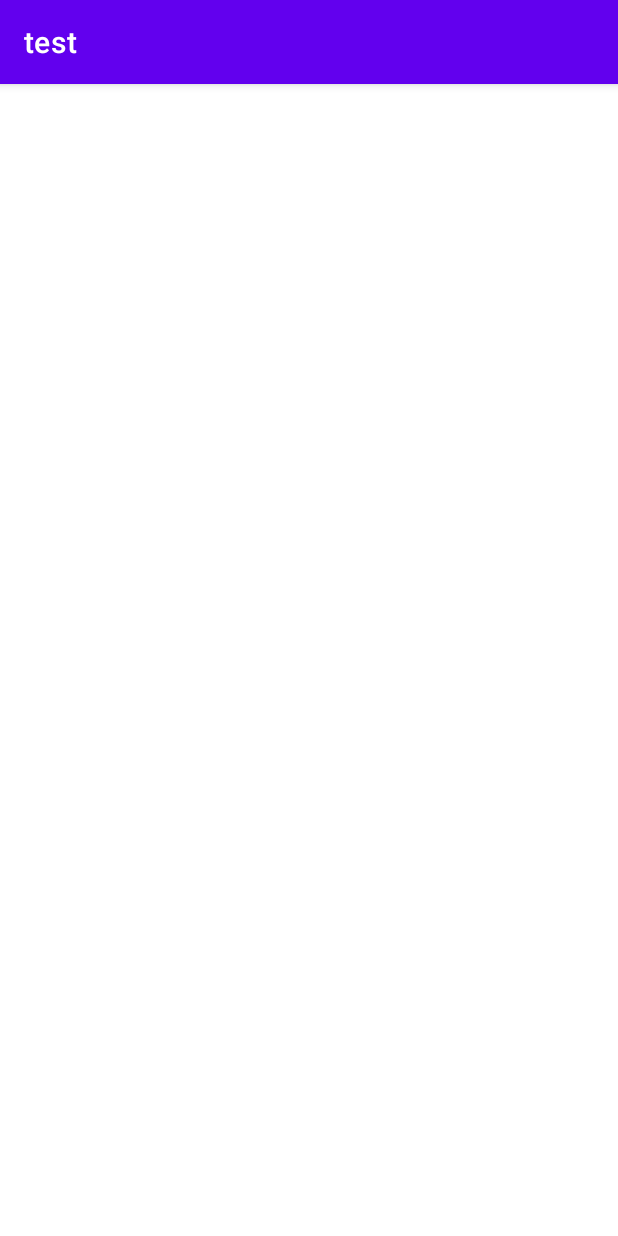
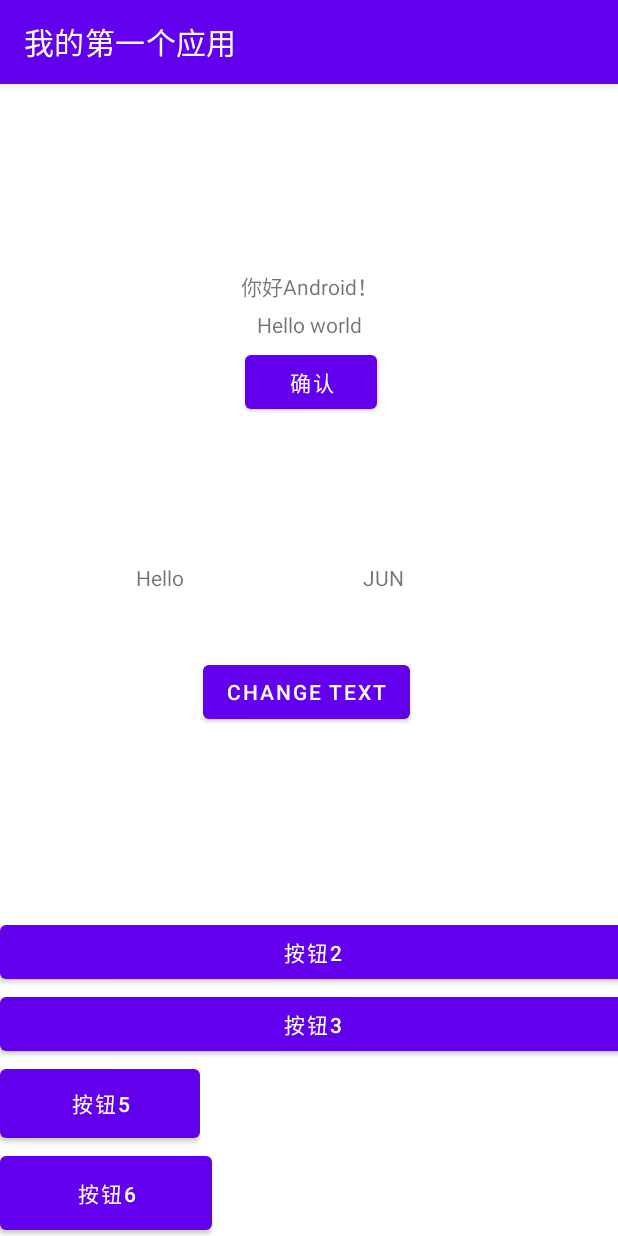
Before and after one commit to 2qinxue/zhenghoujin2021102274, an Android app: the screen it shows after launch (MainActivity), on a phone screen of 412 x 824 dp. Run offline under Robolectric (Android 15) with nearby library versions, the light colour scheme and no system bars.

Commit message:
myFirstApplication

```diff
--- a/app/build.gradle.kts
+++ b/app/build.gradle.kts
@@ -3,11 +3,11 @@ plugins {
 }
 
 android {
-    namespace = "com.jnu.test"
+    namespace = "com.jnu.student"
     compileSdk = 33
 
     defaultConfig {
-        applicationId = "com.jnu.test"
+        applicationId = "com.jnu.student"
         minSdk = 24
         targetSdk = 33
         versionCode = 1
--- a/app/src/main/AndroidManifest.xml
+++ b/app/src/main/AndroidManifest.xml
@@ -10,7 +10,7 @@
         android:label="@string/app_name"
         android:roundIcon="@mipmap/ic_launcher_round"
         android:supportsRtl="true"
-        android:theme="@style/Theme.Test"
+        android:theme="@style/Theme.MyFirstApplication"
         tools:targetApi="31">
         <activity
             android:name=".MainActivity"
--- /dev/null
+++ b/app/src/main/java/com/jnu/student/MainActivity.java
@@ -0,0 +1,102 @@
+package com.jnu.student;
+import android.annotation.SuppressLint;
+import android.os.Bundle;
+import android.util.Log;
+import android.view.View;
+import android.widget.Button;
+import android.widget.ImageView;
+import android.widget.TextView;
+import android.widget.Toast;
+
+import androidx.appcompat.app.AlertDialog;
+import androidx.appcompat.app.AppCompatActivity;
+public class MainActivity extends AppCompatActivity implements View.OnClickListener {
+//    private int[] imageIDArray={R.drawable.p1,R.drawable.p2,
+//            R.drawable.p3,R.drawable.p4,R.drawable.p5};
+    private Button myButton3,myButton4,myButton5;
+//    private int imageIDArrayCurrentIndex;
+//    private ImageView imageViewFunny;
+//    public MainActivity()
+//    {
+//        imageIDArrayCurrentIndex=0;
+//    }
+    @Override
+    protected void onCreate(Bundle savedInstanceState) {
+//        Log.i("MainActivity","enter onCreate");
+        super.onCreate(savedInstanceState);
+        setContentView(R.layout.activity_main);
+        TextView textView=new TextView(this);
+        TextView textView1=findViewById(R.id.text_vciew_hellow_world);
+        textView.setText(textView1.getText().toString());
+        Button myButton = findViewById(R.id.button2);
+        myButton.setOnClickListener(new View.OnClickListener() {
+            @Override
+            public void onClick(View v) {
+                myButton.setText("你玩了");
+                Toast.makeText(MainActivity.this,"中病毒啦",Toast.LENGTH_SHORT).show();
+            }
+        });
+        Button myButton1 = findViewById(R.id.button);
+        myButton1.setOnClickListener(new View.OnClickListener() {
+            @Override
+            public void onClick(View v) {
+                myButton1.setText("点击了");
+            }
+        });
+
+        Button myButton2 = findViewById(R.id.button4);
+        myButton2.setOnClickListener(new View.OnClickListener() {
+            @Override
+            public void onClick(View v) {
+                TextView textView=findViewById(R.id.textView2);
+                TextView textView1=findViewById(R.id.textView3);
+                String temp=textView1.getText().toString();
+                String temp1=textView.getText().toString();
+                textView.setText(temp);
+                textView1.setText(temp1);
+                AlertDialog dialog=new AlertDialog.Builder(MainActivity.this).create();
+                dialog.setTitle("交换成功");
+                dialog.show();
+                Toast.makeText(MainActivity.this, "交换成功", Toast.LENGTH_SHORT).show();
+            }
+        });
+
+        myButton3=findViewById(R.id.button3);
+        myButton4=findViewById(R.id.button5);
+        myButton5=findViewById(R.id.button6);
+
+        myButton4.setOnClickListener(this);
+        myButton5.setOnClickListener(this);
+
+//        imageViewFunny=findViewById(R.id.imageView);
+    }
+    public void handleButtonClick(View view) {
+
+        myButton3.setText("Button3已经点击了");
+        // 处理按钮点击事件的代码
+    }
+    public void onClick(View v) {
+        if(v.getId()==R.id.button5){
+            myButton4.setText("Button5已经点击了");
+
+            }
+        else if(v.getId()==R.id.button6){
+            myButton5.setText("Button6已经点击了");
+        }
+    }
+//    ImageView imageView;
+//    private class ButtonOnClickListener implements View.OnClickListener{
+//        @Override
+//        public void onClick(View v) {
+//            if (((Button)v).getText()=="按钮5"){
+//                imageIDArrayCurrentIndex ++;
+//            }
+//            else if(v==myButton5)
+//            {
+//                imageIDArrayCurrentIndex--;
+////                imageView.setImageResource(imageIDArray[imageIDArrayCurrentIndex]);
+//            }
+//            imageIDArrayCurrentIndex = imageIDArrayCurrentIndex % imageIDArray.length;
+//        }
+//    }
+}
--- a/app/src/main/res/layout/activity_main.xml
+++ b/app/src/main/res/layout/activity_main.xml
@@ -6,4 +6,144 @@
     android:layout_height="match_parent"
     tools:context=".MainActivity">
 
+    <Button
+        android:id="@+id/button"
+        android:layout_width="wrap_content"
+        android:layout_height="wrap_content"
+        android:onClick="handleButtonClick"
+        android:text="@string/Button_view"
+        app:layout_constraintBottom_toBottomOf="parent"
+        app:layout_constraintEnd_toEndOf="parent"
+        app:layout_constraintHorizontal_bias="0.504"
+        app:layout_constraintStart_toStartOf="parent"
+        app:layout_constraintTop_toTopOf="parent"
+        app:layout_constraintVertical_bias="0.243" />
+
+    <ImageView
+        android:id="@+id/imageView"
+        android:layout_width="91dp"
+        android:layout_height="81dp"
+        app:layout_constraintBottom_toBottomOf="@+id/button"
+        app:layout_constraintEnd_toEndOf="parent"
+        app:layout_constraintHorizontal_bias="0.498"
+        app:layout_constraintStart_toStartOf="parent"
+        app:layout_constraintTop_toTopOf="parent"
+        app:layout_constraintVertical_bias="0.095"
+        tools:srcCompat="@tools:sample/avatars" />
+
+    <LinearLayout
+        android:id="@+id/linearLayout"
+        android:layout_width="416dp"
+        android:layout_height="213dp"
+        android:orientation="vertical"
+        app:layout_constraintBottom_toBottomOf="parent"
+        app:layout_constraintEnd_toEndOf="parent"
+        app:layout_constraintHorizontal_bias="0.0"
+        app:layout_constraintStart_toStartOf="parent"
+        app:layout_constraintTop_toBottomOf="@+id/button"
+        app:layout_constraintVertical_bias="1.0">
+
+        <Button
+            android:id="@+id/button2"
+            android:layout_width="match_parent"
+            android:layout_height="wrap_content"
+            android:text="按钮2" />
+
+        <Button
+            android:id="@+id/button3"
+            android:layout_width="match_parent"
+            android:layout_height="wrap_content"
+            android:text="按钮3"
+            android:onClick="handleButtonClick"/>
+
+        <LinearLayout
+            android:layout_width="wrap_content"
+            android:layout_height="wrap_content"
+            android:orientation="horizontal">
+
+            <Button
+                android:id="@+id/button5"
+                android:layout_width="133dp"
+                android:layout_height="58dp"
+                android:text="按钮5" />
+
+        </LinearLayout>
+
+        <Button
+            android:id="@+id/button6"
+            android:layout_width="141dp"
+            android:layout_height="61dp"
+            android:text="按钮6" />
+
+    </LinearLayout>
+
+    <TextView
+        android:id="@+id/text_vciew_hellow_world"
+        android:layout_width="wrap_content"
+        android:layout_height="wrap_content"
+        android:text="你好Android！"
+        app:layout_constraintBottom_toTopOf="@+id/button"
+        app:layout_constraintEnd_toEndOf="parent"
+        app:layout_constraintStart_toStartOf="parent"
+        app:layout_constraintTop_toBottomOf="@+id/imageView" />
+
+    <TextView
+        android:id="@+id/textView"
+        android:layout_width="wrap_content"
+        android:layout_height="wrap_content"
+        android:text="@string/text_view"
+        app:layout_constraintBottom_toTopOf="@+id/button"
+        app:layout_constraintEnd_toEndOf="parent"
+        app:layout_constraintStart_toStartOf="parent"
+        app:layout_constraintTop_toBottomOf="@+id/text_vciew_hellow_world" />
+
+    <androidx.constraintlayout.widget.ConstraintLayout
+        android:layout_width="409dp"
+        android:layout_height="126dp"
+        android:layout_marginTop="1dp"
+        app:layout_constraintBottom_toTopOf="@+id/linearLayout"
+        app:layout_constraintEnd_toEndOf="parent"
+        app:layout_constraintHorizontal_bias="0.0"
+        app:layout_constraintStart_toStartOf="parent"
+        app:layout_constraintTop_toBottomOf="@+id/button"
+        app:layout_constraintVertical_bias="0.386">
+
+        <TextView
+            android:id="@+id/textView2"
+            android:layout_width="100dp"
+            android:layout_height="40dp"
+            android:text="Hello"
+            app:layout_constraintBottom_toBottomOf="parent"
+            app:layout_constraintEnd_toEndOf="parent"
+            app:layout_constraintHorizontal_bias="0.294"
+            app:layout_constraintStart_toStartOf="parent"
+            app:layout_constraintTop_toTopOf="parent"
+            app:layout_constraintVertical_bias="0.186" />
+
+        <TextView
+            android:id="@+id/textView3"
+            android:layout_width="100dp"
+            android:layout_height="40dp"
+            android:layout_marginStart="31dp"
+            android:text="JUN"
+            app:layout_constraintBottom_toBottomOf="parent"
+            app:layout_constraintEnd_toEndOf="parent"
+            app:layout_constraintHorizontal_bias="0.229"
+            app:layout_constraintStart_toEndOf="@+id/textView2"
+            app:layout_constraintTop_toTopOf="parent"
+            app:layout_constraintVertical_bias="0.186" />
+
+        <Button
+            android:id="@+id/button4"
+            android:layout_width="wrap_content"
+            android:layout_height="wrap_content"
+            android:text="change text"
+            app:layout_constraintBottom_toBottomOf="parent"
+            app:layout_constraintEnd_toEndOf="parent"
+            app:layout_constraintHorizontal_bias="0.498"
+            app:layout_constraintStart_toStartOf="parent"
+            app:layout_constraintTop_toTopOf="parent"
+            app:layout_constraintVertical_bias="1.0" />
+    </androidx.constraintlayout.widget.ConstraintLayout>
+
 </androidx.constraintlayout.widget.ConstraintLayout>
--- /dev/null
+++ b/app/src/main/res/layout/activity_main1.xml
@@ -0,0 +1,6 @@
+<?xml version="1.0" encoding="utf-8"?>
+<androidx.constraintlayout.widget.ConstraintLayout xmlns:android="http://schemas.android.com/apk/res/android"
+    android:layout_width="match_parent"
+    android:layout_height="match_parent">
+
+</androidx.constraintlayout.widget.ConstraintLayout>
--- a/app/src/main/res/values-night/themes.xml
+++ b/app/src/main/res/values-night/themes.xml
@@ -1,6 +1,6 @@
 <resources xmlns:tools="http://schemas.android.com/tools">
     <!-- Base application theme. -->
-    <style name="Theme.Test" parent="Theme.MaterialComponents.DayNight.DarkActionBar">
+    <style name="Theme.MyFirstApplication" parent="Theme.MaterialComponents.DayNight.DarkActionBar">
         <!-- Primary brand color. -->
         <item name="colorPrimary">@color/purple_200</item>
         <item name="colorPrimaryVariant">@color/purple_700</item>
--- a/app/src/main/res/values/strings.xml
+++ b/app/src/main/res/values/strings.xml
@@ -1,3 +1,7 @@
 <resources>
-    <string name="app_name">test</string>
+    <string name="app_name">我的第一个应用</string>
+    <string name="text_view">Hello world</string>
+    <string name="Button_view">确认</string>
+    <string name="text_vciew_hellow_world">你好Android</string>
+
 </resources>
--- a/app/src/main/res/values/themes.xml
+++ b/app/src/main/res/values/themes.xml
@@ -1,6 +1,6 @@
 <resources xmlns:tools="http://schemas.android.com/tools">
     <!-- Base application theme. -->
-    <style name="Theme.Test" parent="Theme.MaterialComponents.DayNight.DarkActionBar">
+    <style name="Theme.MyFirstApplication" parent="Theme.MaterialComponents.DayNight.DarkActionBar">
         <!-- Primary brand color. -->
         <item name="colorPrimary">@color/purple_500</item>
         <item name="colorPrimaryVariant">@color/purple_700</item>
--- a/settings.gradle.kts
+++ b/settings.gradle.kts
@@ -13,5 +13,5 @@ dependencyResolutionManagement {
     }
 }
 
-rootProject.name = "test"
+rootProject.name = "MyFirstApplication"
 include(":app")
```
Also changed, not shown: app/src/main/java/com/jnu/test/MainActivity.java (deleted, +0 -14 lines), app/src/main/res/drawable/p3.png (added), app/src/main/res/drawable/p4.jpg (added), app/src/main/res/drawable/p5.jpg (added), gradle/wrapper/gradle-wrapper.properties, 6 other files.
